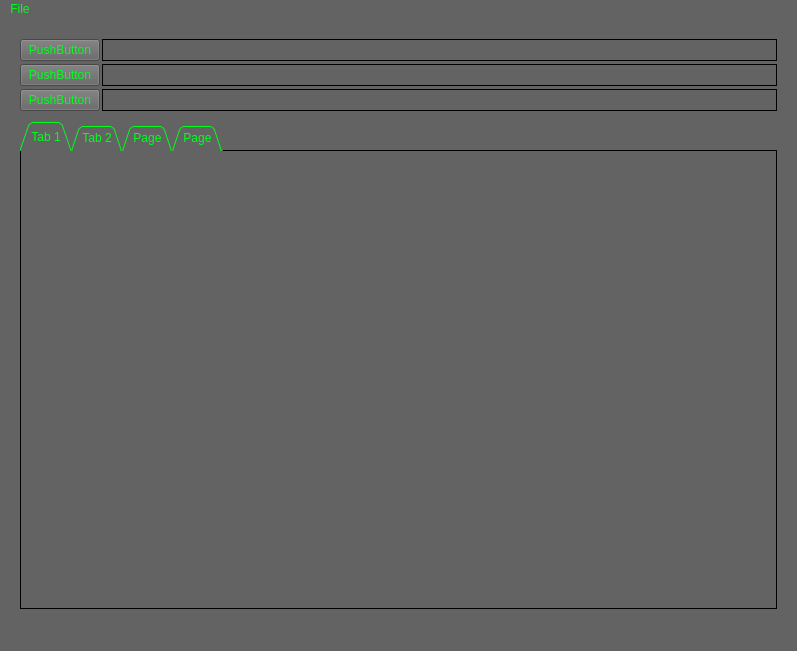
The window that GUI/GUI_V2/incomp_v2.ui (oncosmin/NASTRAN-Composite-Processing) describes before a commit, drawn with Qt 5.
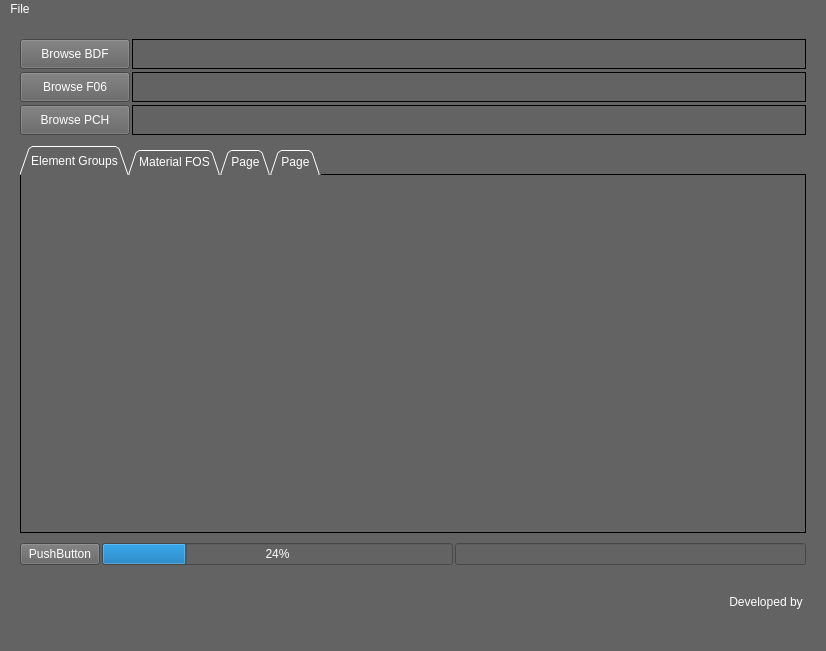
The same window after the commit. Icons and pictures are not drawn.

Commit message: updated buttons and color scheme for the tool, white and grey

What changed in the file:
```diff
--- a/GUI/GUI_V2/incomp_v2.ui
+++ b/GUI/GUI_V2/incomp_v2.ui
@@ -6,7 +6,7 @@
    <rect>
     <x>0</x>
     <y>0</y>
-    <width>797</width>
+    <width>826</width>
     <height>651</height>
    </rect>
   </property>
@@ -15,7 +15,13 @@
   </property>
   <property name="styleSheet">
    <string notr="true">background-color: rgb(99, 99, 99);
-color: rgb(0, 255, 29);</string>
+font: 75 10pt &quot;DejaVu Sans&quot;;
+
+color: rgb(0, 255, 29);
+color: rgb(255, 255, 255);
+
+
+</string>
   </property>
   <widget class="QWidget" name="centralwidget">
    <layout class="QVBoxLayout" name="verticalLayout">
@@ -47,27 +53,50 @@
       </property>
       <item row="0" column="0">
        <widget class="QPushButton" name="pushButton_2">
-        <property name="text">
-         <string>PushButton</string>
+        <property name="enabled">
+         <bool>true</bool>
         </property>
-       </widget>
-      </item>
-      <item row="1" column="0">
-       <widget class="QPushButton" name="pushButton_3">
-        <property name="text">
-         <string>PushButton</string>
+        <property name="sizePolicy">
+         <sizepolicy hsizetype="Expanding" vsizetype="Maximum">
+          <horstretch>0</horstretch>
+          <verstretch>0</verstretch>
+         </sizepolicy>
         </property>
-       </widget>
-      </item>
-      <item row="2" column="0">
-       <widget class="QPushButton" name="pushButton_4">
+        <property name="minimumSize">
+         <size>
+          <width>110</width>
+          <height>30</height>
+         </size>
+        </property>
+        <property name="styleSheet">
+         <string notr="true">QPushButton
+{
+    border-image: url(:/buttons/untitled2.png);
+}
+QPushButton::pressed
+{
+    border-image: url(:/buttons/untitled.png);
+}</string>
+        </property>
         <property name="text">
-         <string>PushButton</string>
+         <string>Browse BDF</string>
+        </property>
+        <property name="iconSize">
+         <size>
+          <width>20</width>
+          <height>20</height>
+         </size>
         </property>
        </widget>
       </item>
       <item row="0" column="1">
        <widget class="QLineEdit" name="lineEdit">
+        <property name="minimumSize">
+         <size>
+          <width>0</width>
+          <height>30</height>
+         </size>
+        </property>
         <property name="styleSheet">
          <string notr="true">border: 1px solid black;
 height: 20px;
@@ -79,8 +108,43 @@
         </property>
        </widget>
       </item>
+      <item row="1" column="0">
+       <widget class="QPushButton" name="pushButton_3">
+        <property name="sizePolicy">
+         <sizepolicy hsizetype="Minimum" vsizetype="Minimum">
+          <horstretch>0</horstretch>
+          <verstretch>0</verstretch>
+         </sizepolicy>
+        </property>
+        <property name="minimumSize">
+         <size>
+          <width>110</width>
+          <height>30</height>
+         </size>
+        </property>
+        <property name="styleSheet">
+         <string notr="true">QPushButton
+{
+    border-image: url(:/buttons/untitled2.png);
+}
+QPushButton::pressed
+{
+    border-image: url(:/buttons/untitled.png);
+}</string>
+        </property>
+        <property name="text">
+         <string>Browse F06</string>
+        </property>
+       </widget>
+      </item>
       <item row="1" column="1">
        <widget class="QLineEdit" name="lineEdit_2">
+        <property name="minimumSize">
+         <size>
+          <width>0</width>
+          <height>30</height>
+         </size>
+        </property>
         <property name="styleSheet">
          <string notr="true">border: 1px solid black;
 height: 20px;
@@ -88,8 +152,37 @@
         </property>
        </widget>
       </item>
+      <item row="2" column="0">
+       <widget class="QPushButton" name="pushButton_4">
+        <property name="minimumSize">
+         <size>
+          <width>110</width>
+          <height>30</height>
+         </size>
+        </property>
+        <property name="styleSheet">
+         <string notr="true">QPushButton
+{
+    border-image: url(:/buttons/untitled2.png);
+}
+QPushButton::pressed
+{
+    border-image: url(:/buttons/untitled.png);
+}</string>
+        </property>
+        <property name="text">
+         <string>Browse PCH</string>
+        </property>
+       </widget>
+      </item>
       <item row="2" column="1">
        <widget class="QLineEdit" name="lineEdit_3">
+        <property name="minimumSize">
+         <size>
+          <width>0</width>
+          <height>30</height>
+         </size>
+        </property>
         <property name="styleSheet">
          <string notr="true">border: 1px solid black;
 height: 20px;</string>
@@ -226,12 +319,12 @@
       </property>
       <widget class="QWidget" name="tab_5">
        <attribute name="title">
-        <string>Tab 1</string>
+        <string>Element Groups</string>
        </attribute>
       </widget>
       <widget class="QWidget" name="tab_6">
        <attribute name="title">
-        <string>Tab 2</string>
+        <string>Material FOS</string>
        </attribute>
       </widget>
       <widget class="QWidget" name="tab_7">
@@ -247,6 +340,49 @@
       </widget>
      </widget>
     </item>
+    <item>
+     <layout class="QHBoxLayout" name="horizontalLayout" stretch="0,0,0">
+      <property name="spacing">
+       <number>2</number>
+      </property>
+      <property name="sizeConstraint">
+       <enum>QLayout::SetMinimumSize</enum>
+      </property>
+      <property name="bottomMargin">
+       <number>20</number>
+      </property>
+      <item>
+       <widget class="QPushButton" name="pushButton">
+        <property name="text">
+         <string>PushButton</string>
+        </property>
+       </widget>
+      </item>
+      <item>
+       <widget class="QProgressBar" name="progressBar">
+        <property name="value">
+         <number>24</number>
+        </property>
+       </widget>
+      </item>
+      <item>
+       <widget class="QLineEdit" name="lineEdit_4"/>
+      </item>
+     </layout>
+    </item>
+    <item>
+     <widget class="QLabel" name="label">
+      <property name="layoutDirection">
+       <enum>Qt::LeftToRight</enum>
+      </property>
+      <property name="text">
+       <string>Developed by </string>
+      </property>
+      <property name="alignment">
+       <set>Qt::AlignRight|Qt::AlignTrailing|Qt::AlignVCenter</set>
+      </property>
+     </widget>
+    </item>
    </layout>
   </widget>
   <widget class="QMenuBar" name="menubar">
@@ -254,7 +390,7 @@
     <rect>
      <x>0</x>
      <y>0</y>
-     <width>797</width>
+     <width>826</width>
      <height>21</height>
     </rect>
    </property>
```
Left out of the diff: 14 changed lines with no effect on the pictures.
